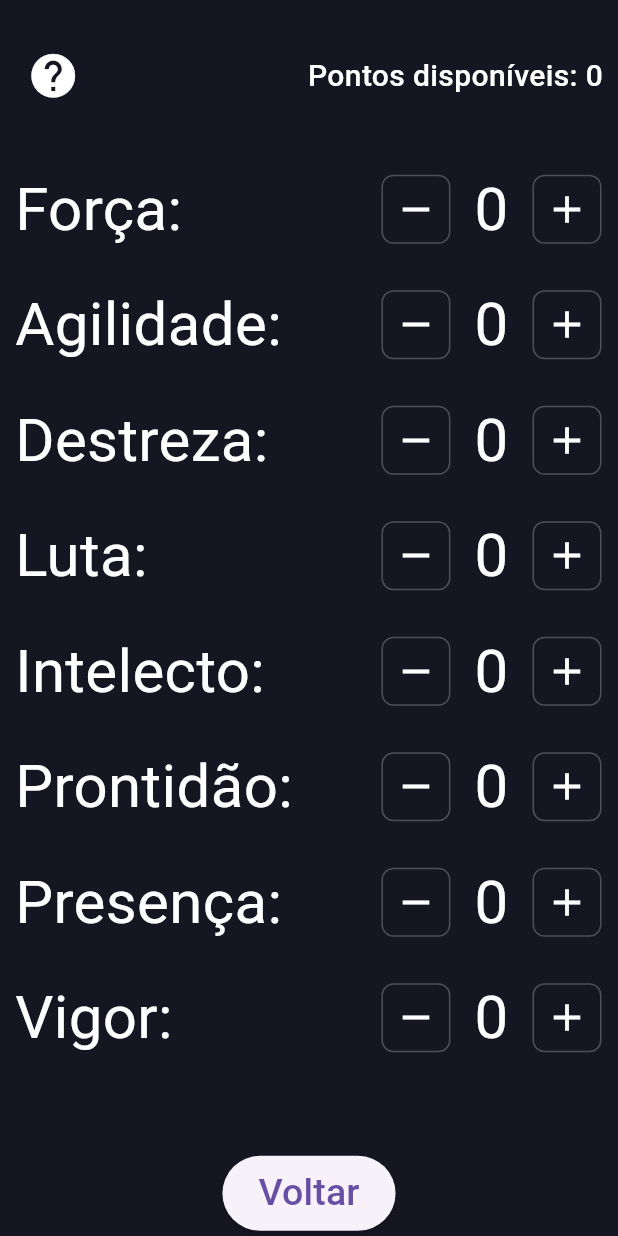
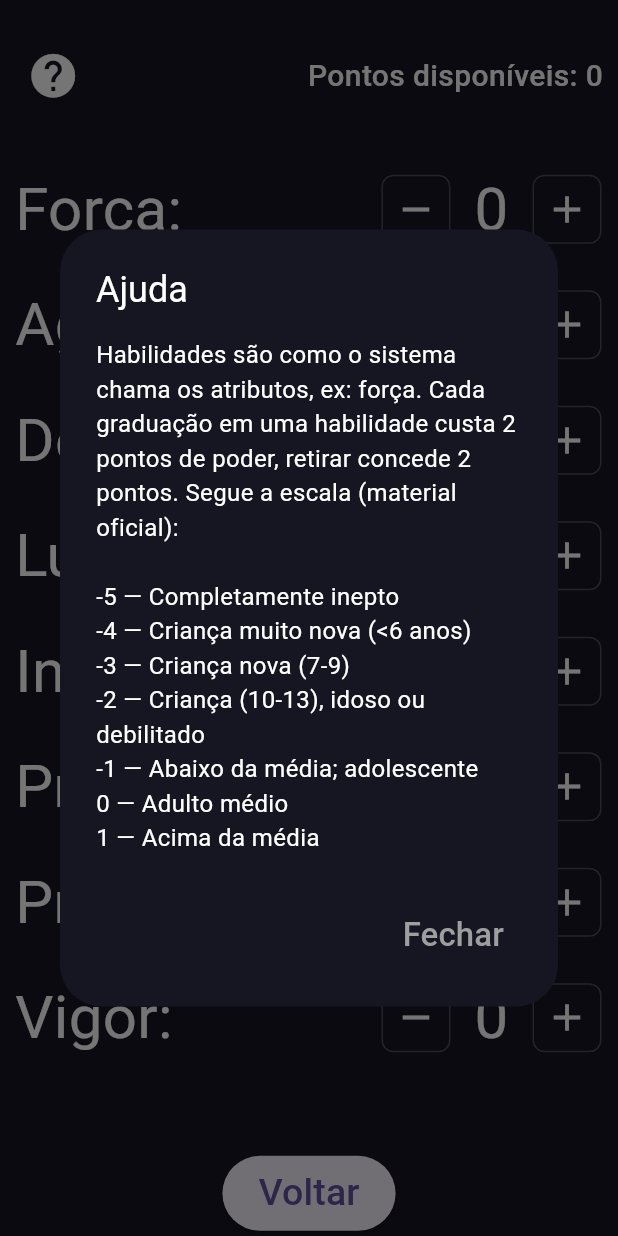
Before and after one commit to Quarteto-fandardigo/RMTools, a Flutter app: the TelaHabilidades screen opened directly with empty values, after a tap on the "help" icon, on a phone screen of 412 x 824 dp. Run offline on Flutter 3.47's test engine with Material 3 defaults, Android fonts, the phone set to English and light mode, and no system bars.

Commit message:
tela habilidades 100%

```diff
--- a/lib/pages/tela_habilidades.dart
+++ b/lib/pages/tela_habilidades.dart
@@ -56,11 +56,65 @@ class _TelaHabilidades extends State<TelaHabilidades>{
             child: Row(
               mainAxisAlignment: MainAxisAlignment.spaceBetween,
               children: [
+
+                //***Botao de duvida***
                 IconButton(
                   icon: Icon(Icons.help),
                   iconSize: 35,
                   color: Colors.white,
-                  onPressed: () {},
+                  onPressed: () {
+                    showDialog(
+                      context: context,
+                      builder: (context) => AlertDialog(
+                        backgroundColor: const Color.fromARGB(255, 21, 22, 34),
+                        title: Text("Ajuda", style: TextStyle(color: Colors.white)),
+                        content: SizedBox(
+                          height: 350,
+                          width: 300,
+                          child: SingleChildScrollView(
+                            child: Text(
+                              "Habilidades são como o sistema chama os atributos, ex: força. "
+                              "Cada graduação em uma habilidade custa 2 pontos de poder, retirar concede 2 pontos. "
+                              "Segue a escala (material oficial):\n\n"
+                              "-5 — Completamente inepto\n"
+                              "-4 — Criança muito nova (<6 anos)\n"
+                              "-3 — Criança nova (7-9)\n"
+                              "-2 — Criança (10-13), idoso ou debilitado\n"
+                              "-1 — Abaixo da média; adolescente\n"
+                              "0 — Adulto médio\n"
+                              "1 — Acima da média\n"
+                              "2 — Bem acima da média\n"
+                              "3 — Talentoso\n"
+                              "4 — Altamente talentoso\n"
+                              "5 — O melhor de um país\n"
+                              "6 — Um dos melhores do mundo\n"
+                              "7 — Ápice humano\n"
+                              "8 — Super-humano fraco\n"
+                              "10 — Super-humano moderado\n"
+                              "13 — Super-humano poderoso\n"
+                              "15 — Super-humano muito poderoso\n"
+                              "20 — Cósmico",
+                              style: TextStyle(fontSize: 16, color: Colors.white),
+                            ),
+                          ),
+                        ),
+                        actions: [
+                          TextButton(
+                            onPressed: () {
+                              Navigator.of(context).pop();//<-- fecha o pop-up
+                            },
+                            child: Text(
+                              "Fechar",
+                              style: TextStyle(
+                                color: Colors.grey,
+                                fontSize: 22,
+                              ),
+                            ),
+                          ),
+                        ],
+                      ),
+                    );
+                  },
                 ),
 
 
@@ -854,8 +908,6 @@ class _TelaHabilidades extends State<TelaHabilidades>{
                     style: TextStyle(fontSize: 25),
                   ),
                 ),
-
-
               ],
             ),
           ),
--- a/lib/pages/tela_listafichas.dart
+++ b/lib/pages/tela_listafichas.dart
@@ -168,7 +168,6 @@ class _TelaFichaState extends State<TelaListaFicha> {
                                               onPressed: () {
                                                 Navigator.of(context).pop();//<-- fecha o pop-up
                                               },
-
                                               child: Text(
                                                 "Cancelar",
                                                 style: TextStyle(
```
